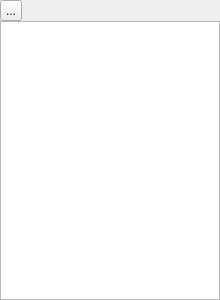
Before: the Qt Designer form src/signA/widget/SADataFeatureWidget.ui in czyt1988/sa, drawn with Qt 5.
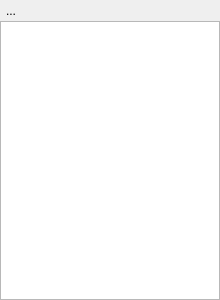
After: the same form once the commit is applied. Icons and pictures are not drawn.

What changed in the file:
```diff
--- a/src/signA/widget/SADataFeatureWidget.ui
+++ b/src/signA/widget/SADataFeatureWidget.ui
@@ -55,6 +55,30 @@
         <iconset resource="../icons.qrc">
          <normaloff>:/icons/icons/clearMarked.png</normaloff>:/icons/icons/clearMarked.png</iconset>
        </property>
+       <property name="checkable">
+        <bool>true</bool>
+       </property>
+       <property name="checked">
+        <bool>false</bool>
+       </property>
+       <property name="autoRepeat">
+        <bool>false</bool>
+       </property>
+       <property name="autoExclusive">
+        <bool>false</bool>
+       </property>
+       <property name="popupMode">
+        <enum>QToolButton::DelayedPopup</enum>
+       </property>
+       <property name="toolButtonStyle">
+        <enum>Qt::ToolButtonIconOnly</enum>
+       </property>
+       <property name="autoRaise">
+        <bool>true</bool>
+       </property>
+       <property name="arrowType">
+        <enum>Qt::NoArrow</enum>
+       </property>
       </widget>
      </item>
      <item>
```
